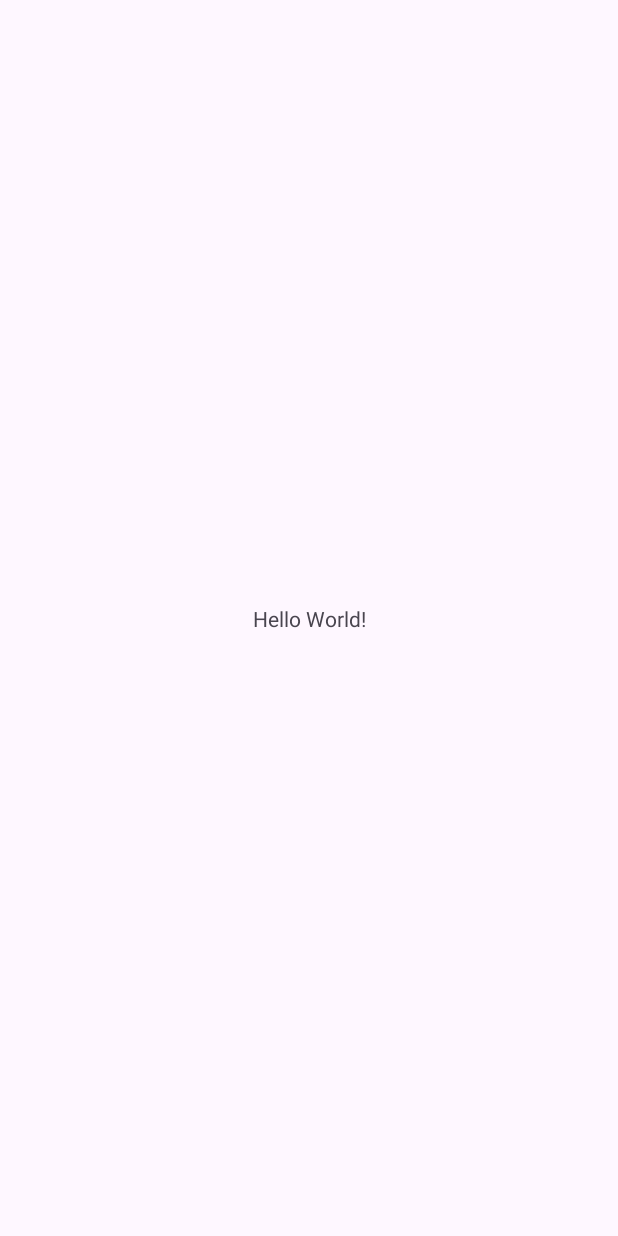
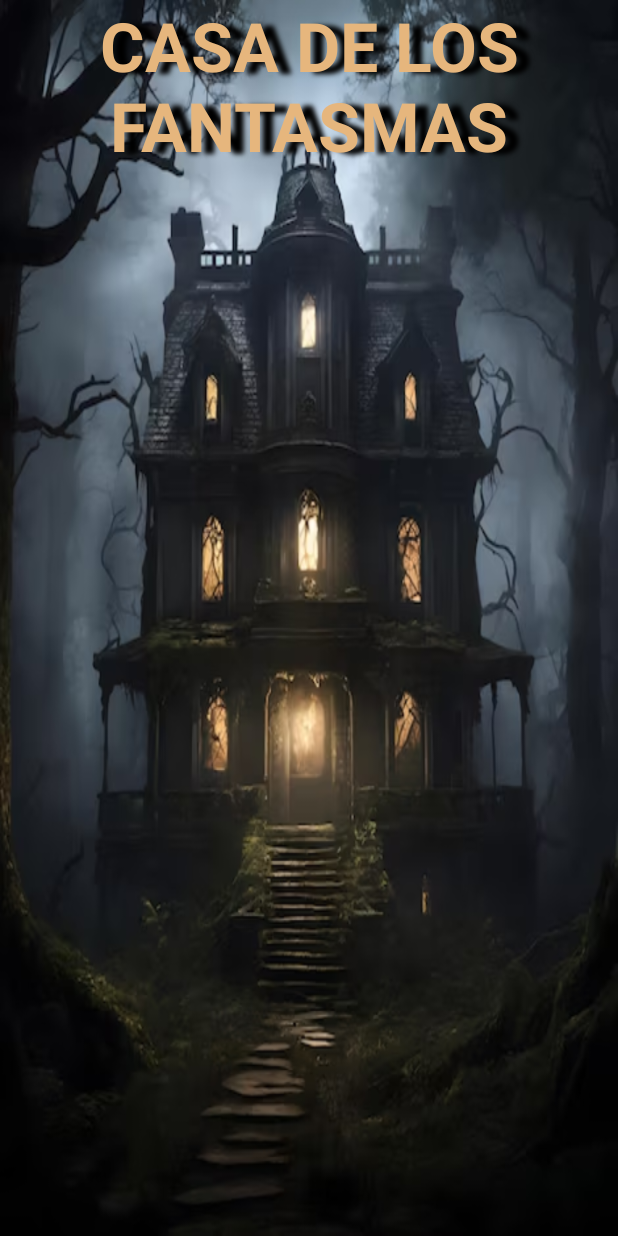
Before and after one commit to estelaV9/ProyectoCasaFantasmas, an Android app: the screen it shows after launch (MainActivity), on a phone screen of 412 x 824 dp. Before the commit the screen is almost empty. Run offline under Robolectric (Android 15) with nearby library versions, the phone set to English and light mode, and no system bars.

Commit message:
poner la imagen de fondo y el titulo

```diff
--- a/app/src/main/res/layout/activity_main.xml
+++ b/app/src/main/res/layout/activity_main.xml
@@ -5,15 +5,28 @@
     android:id="@+id/main"
     android:layout_width="match_parent"
     android:layout_height="match_parent"
+    android:background="@drawable/img"
+    android:backgroundTintMode="src_in"
+    android:padding="20dp"
     tools:context=".MainActivity">
 
     <TextView
-        android:layout_width="wrap_content"
+        android:id="@+id/tituloProyecto"
+        android:layout_width="match_parent"
         android:layout_height="wrap_content"
-        android:text="Hello World!"
-        app:layout_constraintBottom_toBottomOf="parent"
+        android:gravity="center"
+        android:shadowColor="@color/black"
+        android:shadowDx="13"
+        android:shadowDy="2"
+        android:shadowRadius="4"
+        android:text="@string/casa_de_los_fantasmas"
+        android:textAllCaps="true"
+        android:textColor="@color/light_yellow"
+        android:textSize="45sp"
+        android:textStyle="bold"
         app:layout_constraintEnd_toEndOf="parent"
         app:layout_constraintStart_toStartOf="parent"
         app:layout_constraintTop_toTopOf="parent" />
 
+
 </androidx.constraintlayout.widget.ConstraintLayout>
--- a/app/src/main/res/values/colors.xml
+++ b/app/src/main/res/values/colors.xml
@@ -2,4 +2,5 @@
 <resources>
     <color name="black">#FF000000</color>
     <color name="white">#FFFFFFFF</color>
+    <color name="light_yellow">#e6b67d</color>
 </resources>
--- a/app/src/main/res/values/strings.xml
+++ b/app/src/main/res/values/strings.xml
@@ -1,3 +1,4 @@
 <resources>
     <string name="app_name">ProyectoCasaFantasmas</string>
+    <string name="casa_de_los_fantasmas">Casa de los Fantasmas</string>
 </resources>
```
Also changed, not shown: app/src/main/res/drawable/img.png (added).
